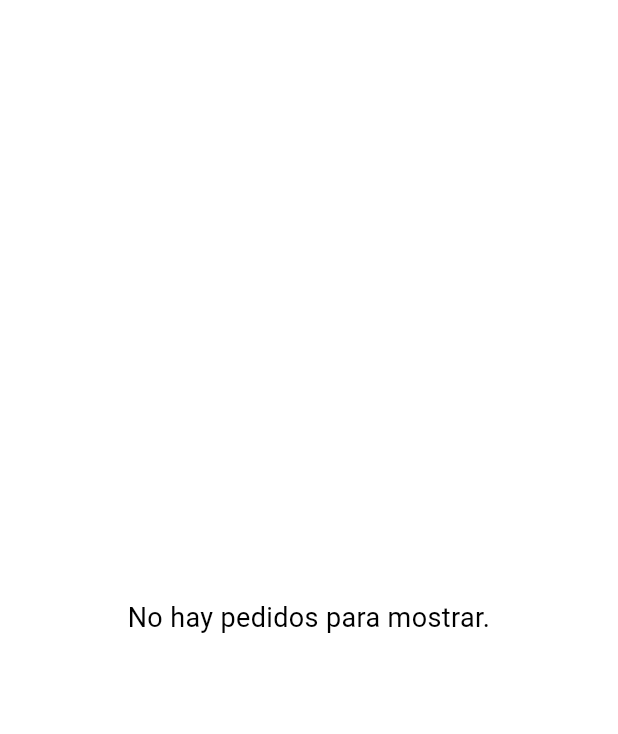
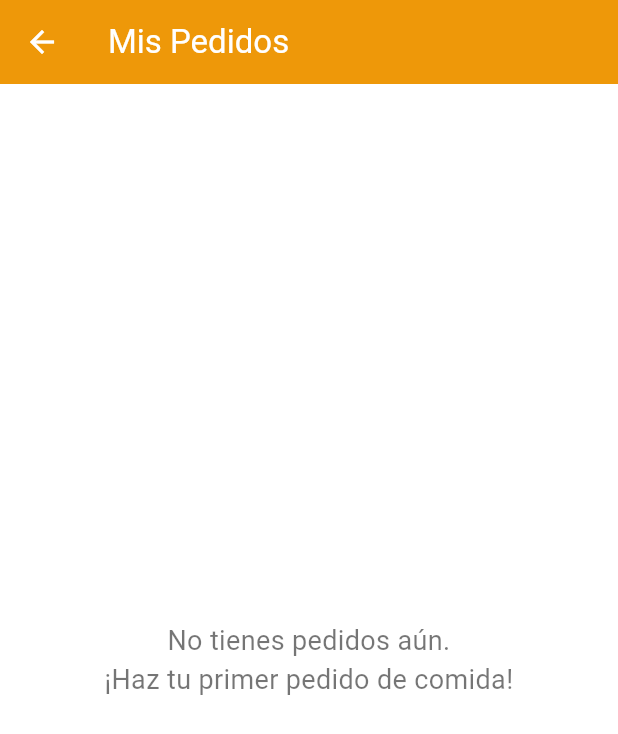
Before and after one commit to EdisonTM1721/app-comida-saludable, a Flutter app: the OrderListPage screen opened directly, on a phone screen of 412 x 824 dp. Shown: the top 734 px of the screen. Run offline on Flutter 3.47's test engine with Material 3 defaults, Android fonts, the phone set to English and light mode, and no system bars; our stand-ins replace cloud_firestore, firebase_auth, firebase_core, firebase_storage, fl_chart, font_awesome_flutter and 5 more; missing offline and left inert: excel, firebase_app_check; accounts and stored records are empty.

Commit message:
Carga final

```diff
--- a/lib/presentation/pages/order_list_page.dart
+++ b/lib/presentation/pages/order_list_page.dart
@@ -2,81 +2,80 @@ import 'package:flutter/material.dart';
 import 'package:provider/provider.dart';
 import 'package:emprendedor/presentation/controllers/order_controller.dart';
 import 'package:emprendedor/presentation/widgets/order_list_item.dart';
-import 'package:emprendedor/presentation/pages/order_detail_page.dart';
 
-// Nueva página para mostrar la lista de pedidos
 class OrderListPage extends StatefulWidget {
   const OrderListPage({super.key});
 
-  // Metodo para crear una nueva instancia de la página
   @override
   State<OrderListPage> createState() => _OrderListPageState();
 }
 
-// Estado de la nueva página
 class _OrderListPageState extends State<OrderListPage> {
   @override
   void initState() {
     super.initState();
-    // ⭐ CORRECCIÓN: Se envuelve la llamada a `fetchOrders` en un callback.
-    // Esto asegura que la función se ejecute DESPUÉS de que el widget se haya construido.
     WidgetsBinding.instance.addPostFrameCallback((_) {
       Provider.of<OrderController>(context, listen: false).fetchOrders();
     });
   }
 
-  // Construir la página
   @override
   Widget build(BuildContext context) {
     return Scaffold(
+      appBar: AppBar(
+        title: const Text('Mis Pedidos'),
+        backgroundColor: Colors.orange,
+      ),
       body: Consumer<OrderController>(
         builder: (context, controller, child) {
-          // 1. Muestra un indicador de carga si los datos aún no se han cargado.
+          // Mostrar indicador de carga
           if (controller.isLoading && controller.orders.isEmpty) {
             return const Center(child: CircularProgressIndicator());
           }
 
-          // 2. Si hay un mensaje de error y la lista no está vacía, muestra el error.
-          if (controller.errorMessage != null && controller.orders.isNotEmpty) {
+          // Mostrar mensaje de error
+          if (controller.errorMessage != null && controller.orders.isEmpty) {
             return Center(
               child: Padding(
                 padding: const EdgeInsets.all(16.0),
-                child: Text(
-                  'Error: ${controller.errorMessage}\nPor favor, intenta de nuevo.',
-                  textAlign: TextAlign.center,
+                child: Column(
+                  mainAxisAlignment: MainAxisAlignment.center,
+                  children: [
+                    Icon(Icons.error_outline, size: 50, color: Colors.red.shade400),
+                    const SizedBox(height: 16),
+                    Text(
+                      'Ocurrió un error:\n${controller.errorMessage}\nIntenta de nuevo.',
+                      textAlign: TextAlign.center,
+                      style: const TextStyle(fontSize: 16),
+                    ),
+                  ],
                 ),
               ),
             );
           }
 
-          // 3. Si la lista está vacía, muestra el mensaje amigable.
+          // Mostrar mensaje si no hay pedidos
           if (controller.orders.isEmpty) {
             return const Center(
               child: Text(
-                'No hay pedidos para mostrar.',
-                style: TextStyle(fontSize: 18),
+                'No tienes pedidos aún.\n¡Haz tu primer pedido de comida!',
+                style: TextStyle(fontSize: 18, color: Colors.black54),
                 textAlign: TextAlign.center,
               ),
             );
           }
 
-          // 4. Muestra la lista de pedidos.
+          // Mostrar la lista de pedidos
           return RefreshIndicator(
+            color: Colors.orange,
             onRefresh: () => controller.fetchOrders(),
             child: ListView.builder(
               padding: const EdgeInsets.only(bottom: 80),
               itemCount: controller.orders.length,
               itemBuilder: (context, index) {
                 final order = controller.orders[index];
-                return GestureDetector(
-                  onTap: () {
-                    Navigator.of(context).push(
-                      MaterialPageRoute(
-                        builder: (context) => OrderDetailPage(orderId: order.id!),
-                      ),
-                    );
-                  },
-                  child: OrderListItem(order: order),
+                return OrderListItem(
+                  order: order, // Solo pasamos el pedido
                 );
               },
             ),
```
Also changed, not shown: lib/presentation/pages/main_app_shell.dart (+12 -25 lines), lib/presentation/pages/order_detail_page.dart (+41 -49 lines).
